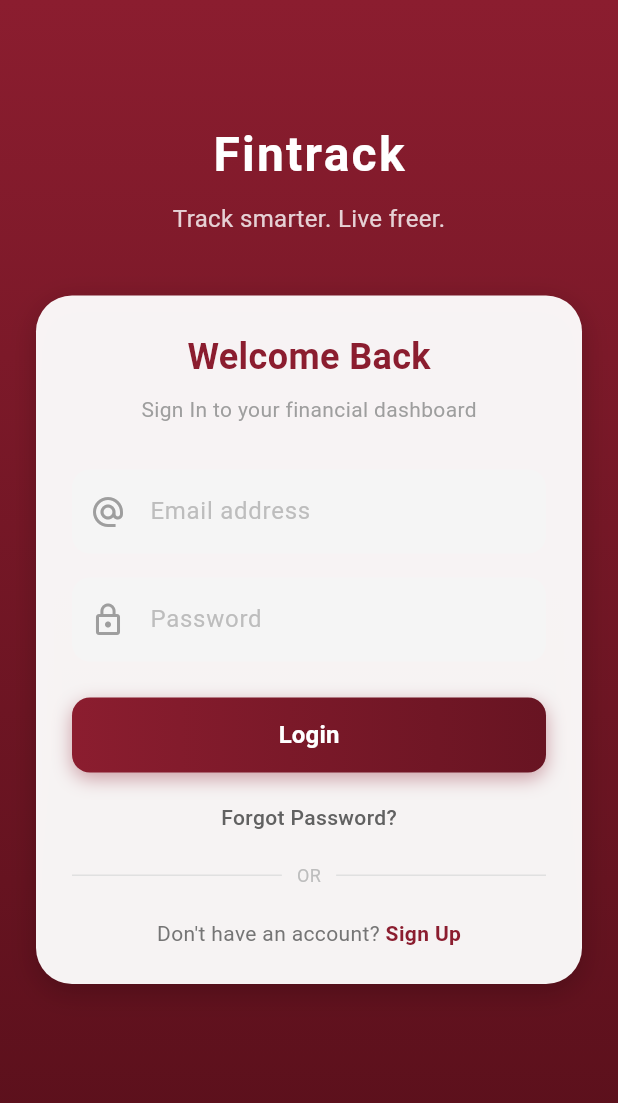
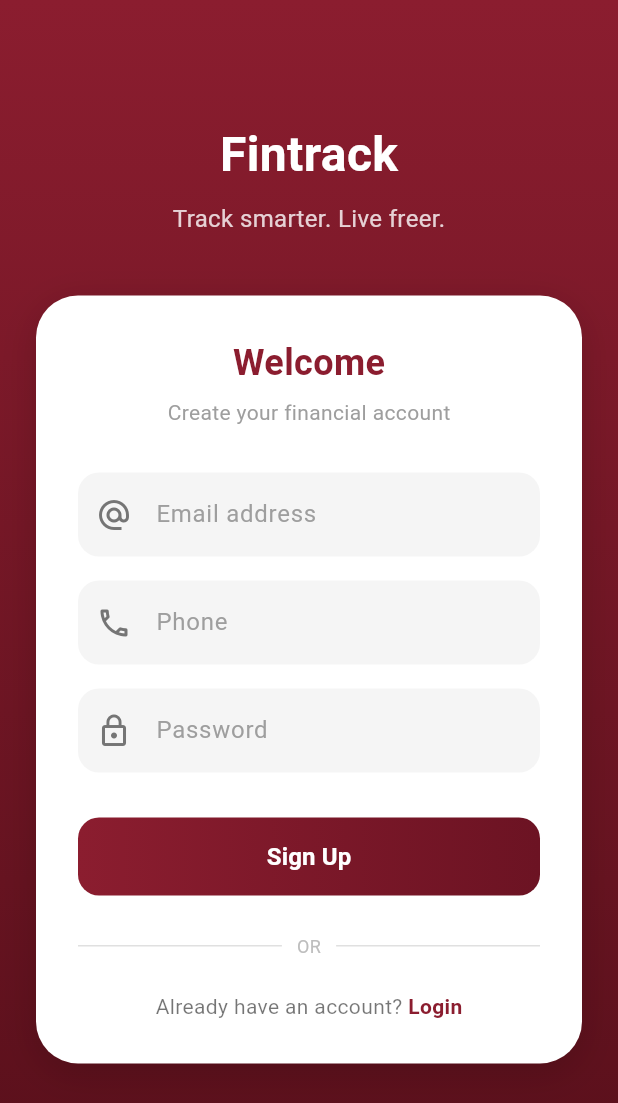
Before and after one commit to Zenithrath/fintrack, a Flutter app: the screen it shows after launch, after a tap on "Sign Up", on a phone screen of 412 x 824 dp. Shown: the top 1103 px of the screen. Run offline on Flutter 3.47's test engine with Material 3 defaults, Android fonts, the phone set to English and light mode, and no system bars; Roboto replaces fonts that are missing (Arial).

Commit message:
update signup

```diff
--- a/lib/login_page.dart
+++ b/lib/login_page.dart
@@ -209,7 +209,7 @@ class _LoginPageState extends State<LoginPage> {
                           ),
                           GestureDetector(
                             onTap: () {
-                              // Navigasi ke Sign Up
+                              Navigator.pushNamed(context, '/signup');
                             },
                             child: Text(
                               "Sign Up",
--- a/lib/main.dart
+++ b/lib/main.dart
@@ -1,5 +1,6 @@
 import 'package:flutter/material.dart';
-import 'login_page.dart'; // Pastikan import ini ada
+import 'login_page.dart';
+import 'signup_page.dart'; // pastikan nama file kamu benar (sign_up_page.dart)
 
 void main() {
   runApp(const MyApp());
@@ -15,11 +16,18 @@ class MyApp extends StatelessWidget {
       title: 'Fintrack',
       theme: ThemeData(
         primarySwatch: Colors.red,
-        fontFamily: 'Arial', // Ganti dengan font pilihanmu (misal Poppins)
+        fontFamily: 'Arial',
         useMaterial3: true,
       ),
-      // Arahkan home pertama kali ke LoginPage
+
+      // Halaman pertama kali dibuka
       home: const LoginPage(),
+
+      // Routing
+      routes: {
+        '/login': (context) => const LoginPage(),
+        '/signup': (context) => const SignUpPage(),
+      },
     );
   }
 }
--- /dev/null
+++ b/lib/signup_page.dart
@@ -0,0 +1,230 @@
+import 'package:flutter/material.dart';
+
+class SignUpPage extends StatefulWidget {
+  const SignUpPage({super.key});
+
+  @override
+  State<SignUpPage> createState() => _SignUpPageState();
+}
+
+class _SignUpPageState extends State<SignUpPage> {
+  final _emailController = TextEditingController();
+  final _phoneController = TextEditingController();
+  final _passwordController = TextEditingController();
+
+  @override
+  Widget build(BuildContext context) {
+    const Color primaryRed = Color(0xFF8B1D2F);
+    const Color darkRed = Color(0xFF570F1A);
+
+    return Scaffold(
+      body: Container(
+        width: double.infinity,
+        height: double.infinity,
+        decoration: const BoxDecoration(
+          gradient: LinearGradient(
+            begin: Alignment.topCenter,
+            end: Alignment.bottomCenter,
+            colors: [primaryRed, darkRed],
+          ),
+        ),
+        child: SingleChildScrollView(
+          child: Padding(
+            padding: const EdgeInsets.symmetric(horizontal: 24, vertical: 60),
+            child: Column(
+              children: [
+                const SizedBox(height: 20),
+
+                // Title
+                const Text(
+                  "Fintrack",
+                  style: TextStyle(
+                    color: Colors.white,
+                    fontSize: 32,
+                    fontWeight: FontWeight.bold,
+                  ),
+                ),
+                const SizedBox(height: 8),
+                Text(
+                  "Track smarter. Live freer.",
+                  style: TextStyle(
+                    color: Colors.white.withOpacity(0.8),
+                    fontSize: 16,
+                  ),
+                ),
+
+                const SizedBox(height: 40),
+
+                // Card Sign Up
+                Container(
+                  padding: const EdgeInsets.all(28),
+                  decoration: BoxDecoration(
+                    color: Colors.white,
+                    borderRadius: BorderRadius.circular(28),
+                    boxShadow: [
+                      BoxShadow(
+                        color: Colors.black.withOpacity(0.15),
+                        blurRadius: 20,
+                        offset: const Offset(0, 6),
+                      ),
+                    ],
+                  ),
+                  child: Column(
+                    crossAxisAlignment: CrossAxisAlignment.center,
+                    children: [
+                      const Text(
+                        "Welcome",
+                        style: TextStyle(
+                          color: primaryRed,
+                          fontSize: 24,
+                          fontWeight: FontWeight.bold,
+                        ),
+                      ),
+                      const SizedBox(height: 6),
+                      const Text(
+                        "Create your financial account",
+                        style: TextStyle(
+                          color: Colors.grey,
+                          fontSize: 14,
+                        ),
+                      ),
+                      const SizedBox(height: 30),
+
+                      // Email Field
+                      _buildField(
+                        hint: "Email address",
+                        icon: Icons.alternate_email,
+                        controller: _emailController,
+                      ),
+                      const SizedBox(height: 16),
+
+                      // Phone Field
+                      _buildField(
+                        hint: "Phone",
+                        icon: Icons.phone_outlined,
+                        controller: _phoneController,
+                      ),
+                      const SizedBox(height: 16),
+
+                      // Password Field
+                      _buildField(
+                        hint: "Password",
+                        icon: Icons.lock_outline,
+                        isPassword: true,
+                        controller: _passwordController,
+                      ),
+                      const SizedBox(height: 30),
+
+                      // Sign Up Button
+                      Container(
+                        width: double.infinity,
+                        height: 52,
+                        decoration: BoxDecoration(
+                          borderRadius: BorderRadius.circular(14),
+                          gradient: const LinearGradient(
+                            colors: [
+                              Color(0xFF8B1D2F),
+                              Color(0xFF6C1323),
+                            ],
+                          ),
+                        ),
+                        child: ElevatedButton(
+                          onPressed: () {},
+                          style: ElevatedButton.styleFrom(
+                            backgroundColor: Colors.transparent,
+                            shadowColor: Colors.transparent,
+                            shape: RoundedRectangleBorder(
+                              borderRadius: BorderRadius.circular(14),
+                            ),
+                          ),
+                          child: const Text(
+                            "Sign Up",
+                            style: TextStyle(
+                              fontSize: 16,
+                              color: Colors.white,
+                              fontWeight: FontWeight.bold,
+                            ),
+                          ),
+                        ),
+                      ),
+                      const SizedBox(height: 25),
+
+                      // Divider OR
+                      Row(
+                        children: [
+                          Expanded(child: Divider(color: Colors.grey[300])),
+                          Padding(
+                            padding:
+                                const EdgeInsets.symmetric(horizontal: 10),
+                            child: Text(
+                              "OR",
+                              style: TextStyle(
+                                color: Colors.grey[400],
+                                fontSize: 12,
+                              ),
+                            ),
+                          ),
+                          Expanded(child: Divider(color: Colors.grey[300])),
+                        ],
+                      ),
+
+                      const SizedBox(height: 22),
+
+                      // Already have account Login
+                      Row(
+                        mainAxisAlignment: MainAxisAlignment.center,
+                        children: [
+                          const Text(
+                            "Already have an account? ",
+                            style: TextStyle(
+                              color: Colors.black54,
+                            ),
+                          ),
+                          GestureDetector(
+                            onTap: () =>
+                                Navigator.pushNamed(context, '/login'),
+                            child: const Text(
+                              "Login",
+                              style: TextStyle(
+                                color: primaryRed,
+                                fontWeight: FontWeight.bold,
+                              ),
+                            ),
+                          ),
+                        ],
+                      )
+                    ],
+                  ),
+                )
+              ],
+            ),
+          ),
+        ),
+      ),
+    );
+  }
+
+  Widget _buildField({
+    required String hint,
+    required IconData icon,
+    required TextEditingController controller,
+    bool isPassword = false,
+  }) {
+    return TextField(
+      controller: controller,
+      obscureText: isPassword,
+      decoration: InputDecoration(
+        filled: true,
+        fillColor: Colors.grey[100],
+        hintText: hint,
+        hintStyle: TextStyle(color: Colors.grey[500]),
+        prefixIcon: Icon(icon, color: Colors.grey[600]),
+        contentPadding: const EdgeInsets.symmetric(vertical: 16),
+        border: OutlineInputBorder(
+          borderRadius: BorderRadius.circular(14),
+          borderSide: BorderSide.none,
+        ),
+      ),
+    );
+  }
+}
```
